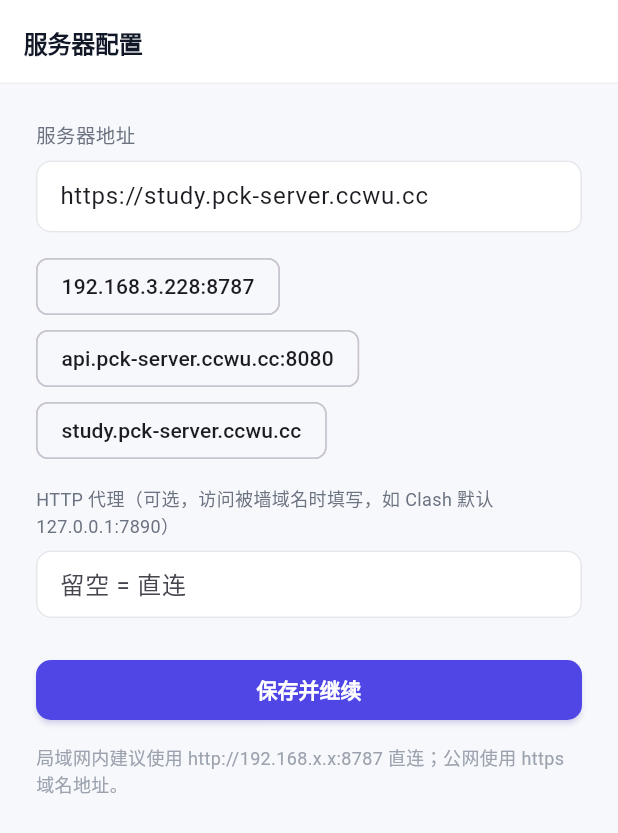
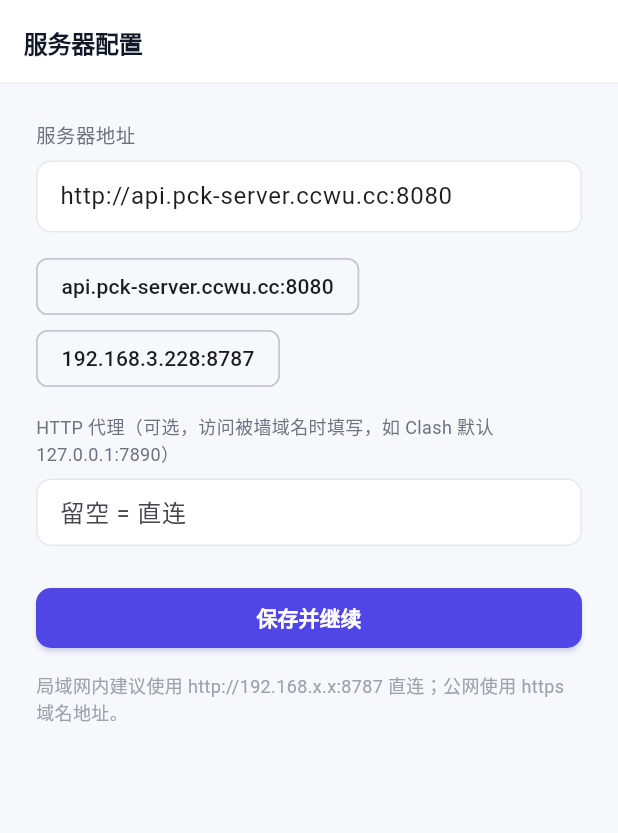
Before and after one commit to pengchegnkai/study-materials-platform, a Flutter app: the ServerConfigPage screen opened by its route, on a phone screen of 412 x 824 dp. Shown: the top 833 px of the screen. Run offline on Flutter 3.47's test engine with Material 3 defaults, Android fonts, the phone set to English and light mode, and no system bars; drawn by our look-alikes of dynamic_color; our stand-ins replace dio, file_picker, flutter_markdown, flutter_riverpod, go_router, open_filex and 6 more; missing offline and left inert: fast_gbk, network_info_plus, pdfx; accounts and stored records are empty.

Commit message:
客户端默认服务器改为 api 域名，移除 study 选项，旧地址启动自动迁移
Co-Authored-By: AtomCode <noreply@atomgit.com>

```diff
--- a/study-app/app/lib/core/config.dart
+++ b/study-app/app/lib/core/config.dart
@@ -3,8 +3,10 @@ import 'package:shared_preferences/shared_preferences.dart';
 
 class AppConfig {
   static const _key = 'server_base_url';
-  /// 默认服务器（公网域名）：首次安装直连，无需手动配置
-  static const defaultBaseUrl = 'https://study.pck-server.ccwu.cc';
+  /// 默认服务器（公网 API 域名）：首次安装直连，无需手动配置
+  static const defaultBaseUrl = 'http://api.pck-server.ccwu.cc:8080';
+  /// 历史默认值：已安装用户若仍是该地址，启动时自动迁移到新默认
+  static const _legacyDefault = 'https://study.pck-server.ccwu.cc';
   static const _proxyKey = 'proxy_addr';
   static String _baseUrl = '';
   static String _proxy = '';
@@ -21,11 +23,17 @@ class AppConfig {
   static Future<void> load() async {
     if (_loaded) return;
     final prefs = await SharedPreferences.getInstance();
-    _baseUrl = prefs.getString(_key) ?? defaultBaseUrl;
+    final saved = prefs.getString(_key);
+    if (saved == null || saved.isEmpty) {
+      _baseUrl = defaultBaseUrl; // 首次安装：直接用默认公网 API 地址
+    } else if (saved.replaceAll(RegExp(r'/+$'), '') == _legacyDefault) {
+      _baseUrl = defaultBaseUrl; // 旧的 study 域名自动迁移到 api 域名
+    } else {
+      _baseUrl = saved;
+    }
     _proxy = prefs.getString(_proxyKey) ?? '';
     _loaded = true;
-    if (prefs.getString(_key) == null) {
-      // 首次启动把默认值落盘，后续设置页可覆盖
+    if (saved != _baseUrl) {
       await prefs.setString(_key, _baseUrl);
     }
   }
@@ -49,8 +57,7 @@ class AppConfig {
 
   /// 预设地址：局域网直连、公网 API 域名（HTTP 明文端口 8080）、主站公网域名
   static const suggestions = [
+    'http://api.pck-server.ccwu.cc:8080',
     'http://192.168.3.228:8787',
-    'http://api.pck-server.ccwu.cc:8080',
-    'https://study.pck-server.ccwu.cc',
   ];
 }
```
